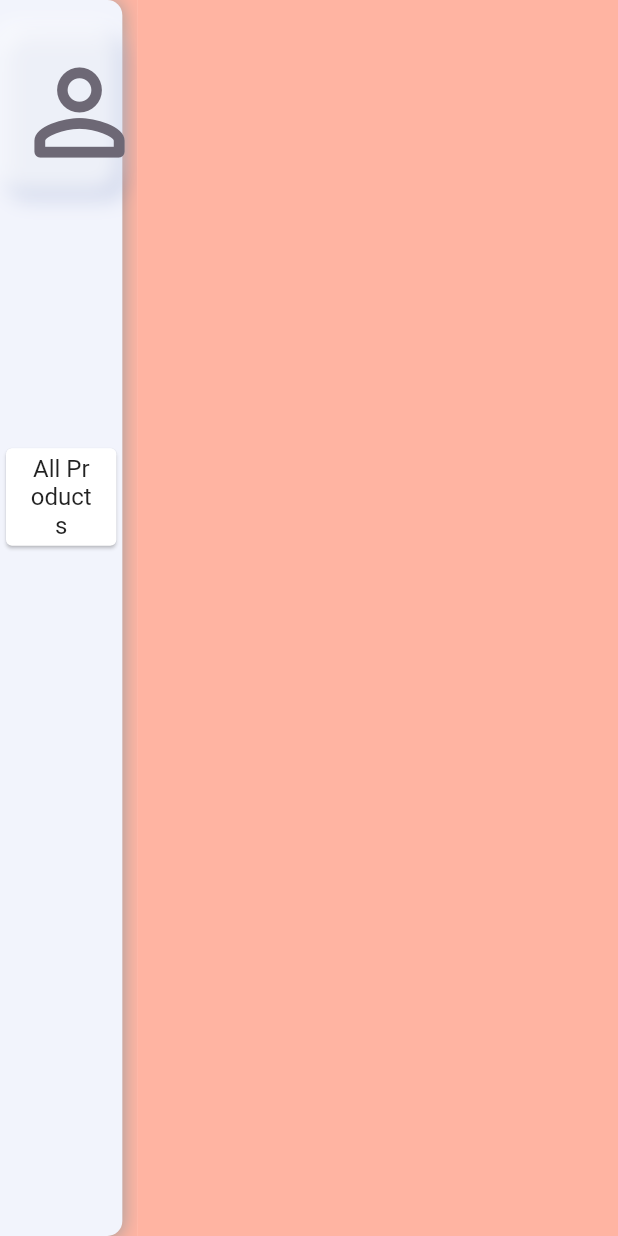
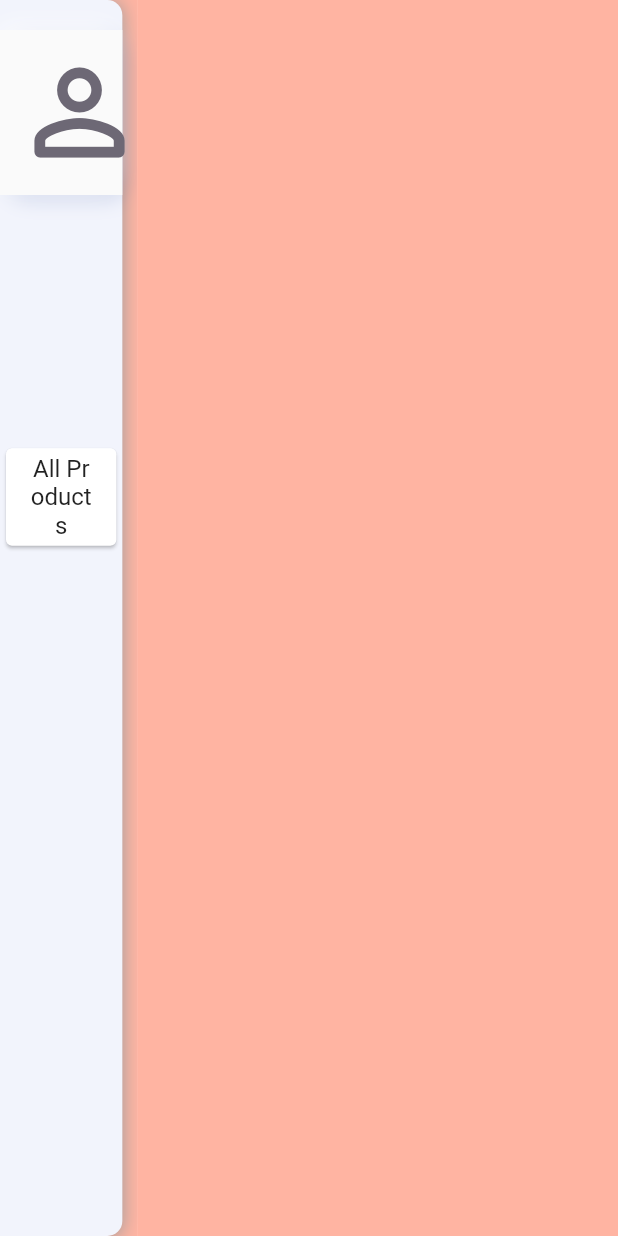
Before and after one commit to Maqcel/ZAI_WEB, a Flutter app: the HomeScreen screen opened directly, on a phone screen of 412 x 824 dp. Run offline on Flutter 3.47's test engine with Material 2 defaults, Android fonts, the light colour scheme and no system bars; our stand-ins replace bloc, dartz, flutter_bloc, freezed_annotation, get_it, injectable and 1 more; accounts and stored records are empty; network calls fail.

Commit message:
Scaffold removed to avoid 2 snackbars

```diff
--- a/lib/screens/home_screen/components/profile/profile_button.dart
+++ b/lib/screens/home_screen/components/profile/profile_button.dart
@@ -18,6 +18,7 @@ class ProfileButton extends StatelessWidget {
     return Container(
       height: Constants.usedProfileButtonSize,
       width: Constants.usedProfileButtonSize,
+      child: Material(
         child: IconButton(
           onPressed: () {
             cubit.setScreenView(
@@ -33,6 +34,7 @@ class ProfileButton extends StatelessWidget {
             color: Constants.usedTextColor,
           ),
         ),
+      ),
     ).addNeumorphism();
   }
 }
--- a/lib/screens/home_screen/components/side_menu.dart
+++ b/lib/screens/home_screen/components/side_menu.dart
@@ -30,9 +30,11 @@ class _SideMenuState extends State<SideMenu> {
 
   @override
   Widget build(BuildContext context) {
-    return Scaffold(
-      backgroundColor: Constants.usedPrimaryColor,
-      body: Container(
+    return Container(
+      width: double.infinity,
+      height: double.infinity,
+      color: Constants.usedPrimaryColor,
+      child: Container(
         width: double.infinity,
         color: Colors.transparent,
         child: Padding(
```
Also changed, not shown: lib/screens/home_screen/components/products/selected_product.dart (+29 -0 lines). Lines whose indentation alone changed are shown as unchanged.
